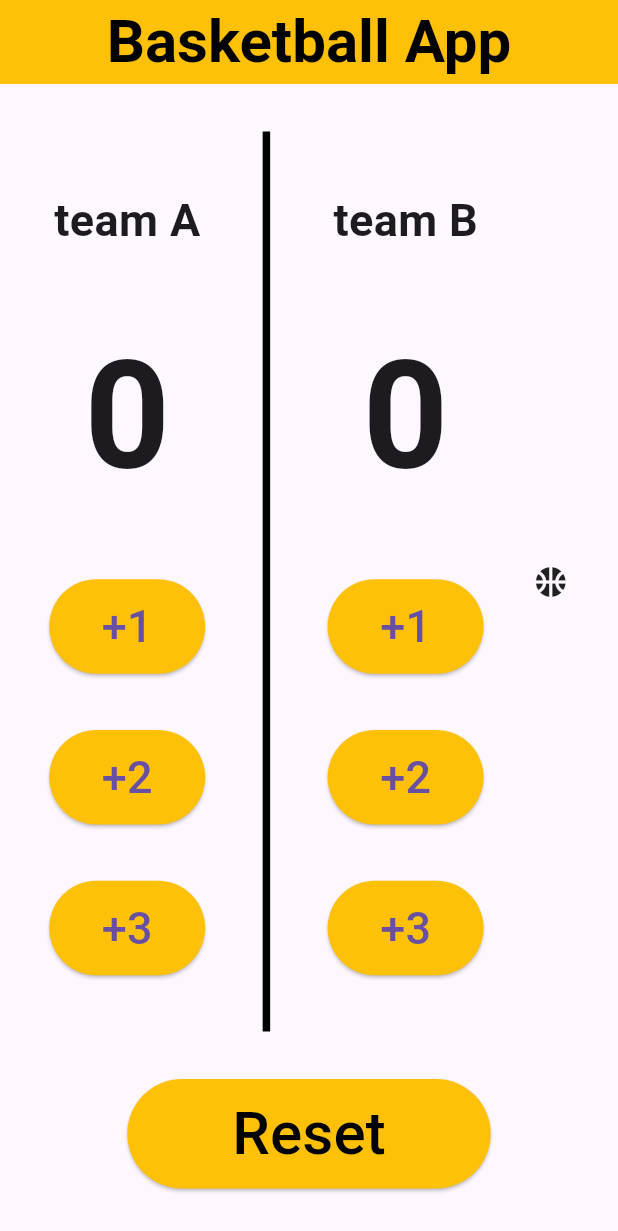
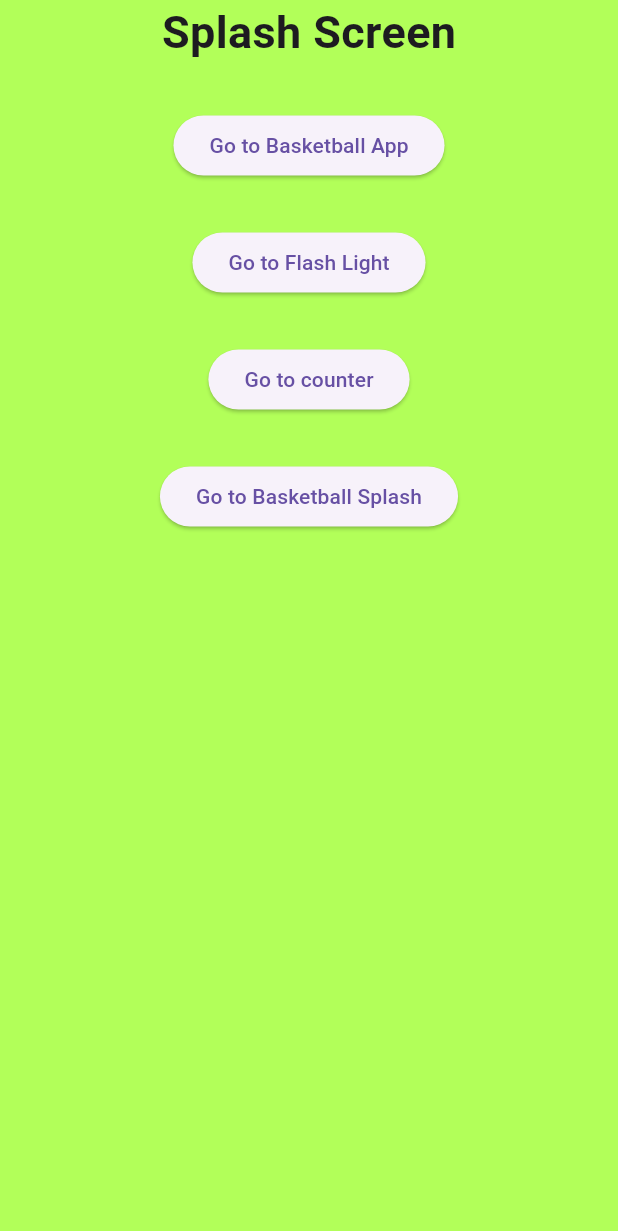
Before and after one commit to kirolos2550/counter, a Flutter app: the screen it shows after launch, on a phone screen of 412 x 824 dp. Shown: the top 1231 px of the screen. Run offline on Flutter 3.47's test engine with Material 3 defaults, Android fonts, the phone set to English and light mode, and no system bars.

Commit message:
add navigation splashscreen

```diff
--- a/lib/main.dart
+++ b/lib/main.dart
@@ -1,9 +1,11 @@
 // ignore_for_file: unused_import
 
+import 'package:counter/routers/app_router.dart';
 import 'package:counter/basketball_app.dart';
 import 'package:counter/basketball_splash.dart';
 import 'package:counter/counter.dart';
 import 'package:counter/flash_light.dart';
+import 'package:counter/splash_for_nav.dart';
 import 'package:flutter/material.dart';
 
 
@@ -17,8 +19,9 @@ class Counter extends StatelessWidget {
   @override
   Widget build(BuildContext context) {
     return MaterialApp(
+
       debugShowCheckedModeBanner: false,
-      home: BasketballApp(),
+      onGenerateRoute: AppRouter.generateRoute,
     );
   }
 }
--- /dev/null
+++ b/lib/routers/app_router.dart
@@ -0,0 +1,28 @@
+import 'package:counter/basketball_app.dart';
+import 'package:counter/basketball_splash.dart';
+import 'package:counter/counter.dart';
+import 'package:counter/flash_light.dart';
+import 'package:counter/main.dart';
+import 'package:counter/routers/route_name.dart';
+import 'package:counter/splash_for_nav.dart';
+import 'package:flutter/material.dart';
+
+class AppRouter {
+  static Route ? generateRoute(RouteSettings settings) {
+    switch (settings.name) {
+      case RouteName.splashForNav:
+        return MaterialPageRoute(builder: (_) => const SplashForNav());
+      case RouteName.basketball:
+        return MaterialPageRoute(builder: (_) => const BasketballApp());
+      case RouteName.flashLight:
+        return MaterialPageRoute(builder: (_) => const FlashLight());
+      case RouteName.counter:
+        return MaterialPageRoute(builder: (_) => const counter());
+      case RouteName.splash:
+        return MaterialPageRoute(builder: (_) => const BasketballSplash());
+      default:
+        return null;
+    }
+  }
+
+}
--- /dev/null
+++ b/lib/routers/route_name.dart
@@ -0,0 +1,8 @@
+class RouteName {
+  static const String counter = '/counter';
+  static const String basketball = '/basketball';
+  static const String flashLight = '/flashlight';
+  static const String splash = '/splash';
+  static const String splashForNav = '/';
+
+}
--- /dev/null
+++ b/lib/splash_for_nav.dart
@@ -0,0 +1,73 @@
+import 'dart:math';
+
+import 'package:counter/basketball_app.dart';
+import 'package:counter/basketball_splash.dart';
+import 'package:counter/counter.dart';
+import 'package:counter/flash_light.dart';
+import 'package:flutter/material.dart';
+
+class SplashForNav extends StatelessWidget {
+  const SplashForNav({super.key});
+
+  @override
+  Widget build(BuildContext context) {
+    return Scaffold(
+      backgroundColor: Colors.lightGreenAccent,
+      body: Center(
+        child: Column(
+          spacing: 30,
+          children: [
+
+            const Text(
+              'Splash Screen',
+              style: TextStyle(
+                fontSize: 30,
+                fontWeight: FontWeight.bold,
+              ),
+            ),
+
+            ElevatedButton(
+              onPressed: () {
+                Navigator.push(
+                  context,
+                  MaterialPageRoute(
+                    builder: (context) => const BasketballApp(),
+                  ),
+                );
+              },
+              child: const Text('Go to Basketball App'),
+            ),
+            ElevatedButton(
+              onPressed: () {
+                Navigator.pushNamed(
+                  context,
+                  '/flashlight',
+                );
+              },
+              child: const Text('Go to Flash Light'),
+            ),
+            ElevatedButton(
+              onPressed: () {
+                Navigator.pushNamed(
+                  context,
+                  '/counter',
+                );
+              },
+              child: const Text('Go to counter'),
+            ),
+            ElevatedButton(
+              onPressed: () {
+                Navigator.pushNamed(
+                  context,
+                  '/splash',
+                );
+              },
+              child: const Text('Go to Basketball Splash'),
+            ),
+
+          ],
+        ),
+      ),
+    );
+  }
+}
```
